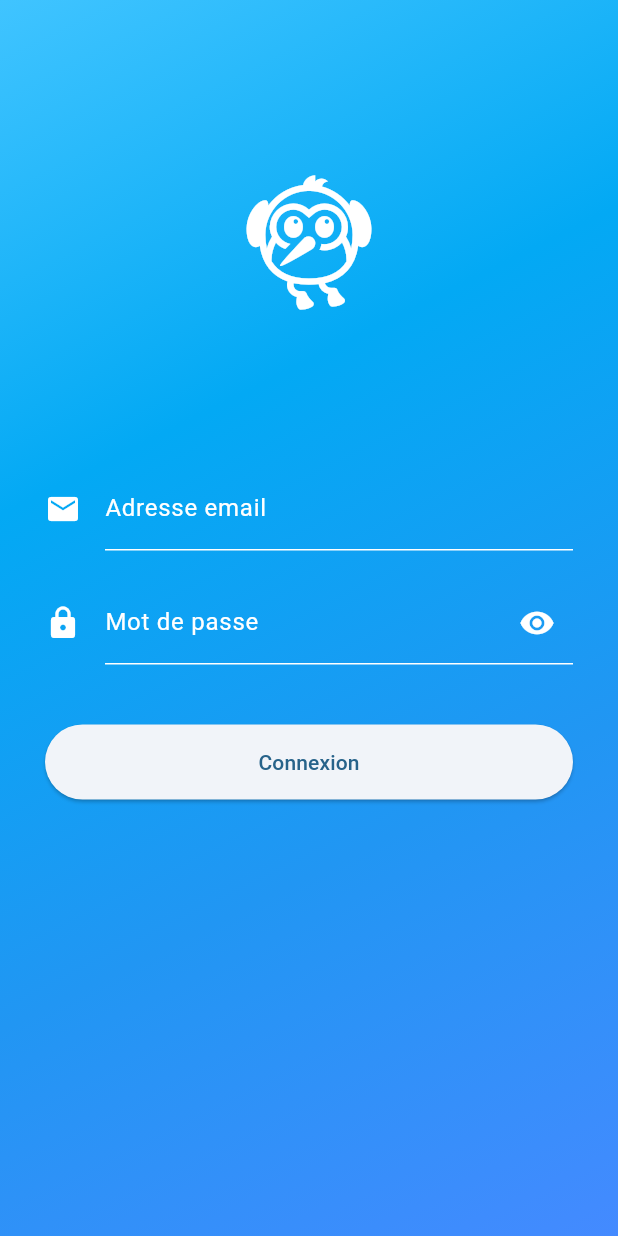
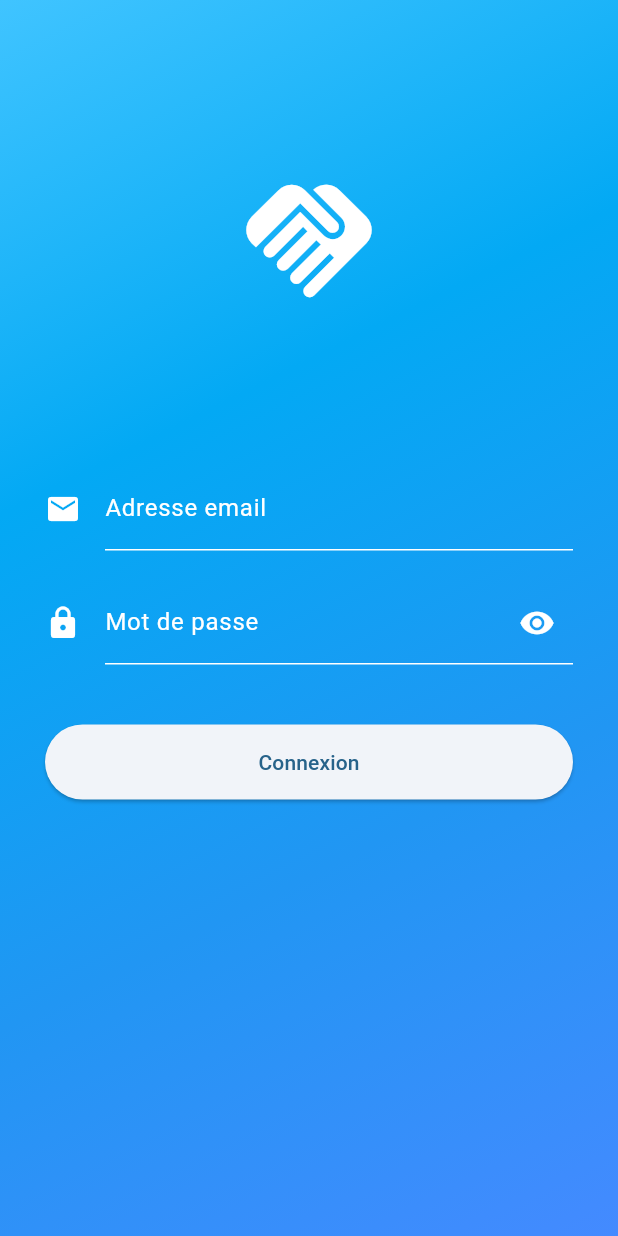
Before and after one commit to mathis47000/info-dom, a Flutter app: the screen it shows after launch, on a phone screen of 412 x 824 dp. Run offline on Flutter 3.47's test engine with Material 2 defaults, Android fonts, the phone set to English and light mode, and no system bars; our stand-ins replace bloc, equatable, flutter_bloc.

Commit message:
bloc pattern done and icon change

```diff
--- /dev/null
+++ b/lib/blocs/login/login_bloc.dart
@@ -0,0 +1,15 @@
+import 'package:bloc/bloc.dart';
+import 'package:equatable/equatable.dart';
+
+part 'login_event.dart';
+part 'login_state.dart';
+
+class LoginBloc extends Bloc<LoginEvent, LoginState> {
+  LoginBloc() : super(const LoginInitial(true)) {
+    on<TogglePassword>((event, emit) {
+      if (state is LoginInitial) {
+        emit(LoginInitial(!(state as LoginInitial).isObscure));
+      }
+    });
+  }
+}
--- /dev/null
+++ b/lib/blocs/login/login_event.dart
@@ -0,0 +1,10 @@
+part of 'login_bloc.dart';
+
+abstract class LoginEvent extends Equatable {
+  const LoginEvent();
+
+  @override
+  List<Object> get props => [];
+}
+
+class TogglePassword extends LoginEvent {}
--- /dev/null
+++ b/lib/blocs/login/login_state.dart
@@ -0,0 +1,25 @@
+part of 'login_bloc.dart';
+
+abstract class LoginState extends Equatable {
+  const LoginState();
+
+  @override
+  List<Object> get props => [];
+}
+
+class LoginInitial extends LoginState {
+  final bool isObscure;
+
+  const LoginInitial(this.isObscure);
+
+  @override
+  List<Object> get props => [isObscure];
+}
+
+class LoginLoading extends LoginState {}
+
+class LoginSuccess extends LoginState {}
+
+class LoginFailure extends LoginState {}
+
+class LoginError extends LoginState {}
--- a/lib/main.dart
+++ b/lib/main.dart
@@ -1,6 +1,8 @@
 import 'package:flutter/material.dart';
 import 'package:flutter/services.dart';
+import 'package:info_dom/blocs/login/login_bloc.dart';
 import 'package:info_dom/screens/login_page.dart';
+import 'package:flutter_bloc/flutter_bloc.dart';
 
 void main() {
   runApp(const MyApp());
@@ -15,14 +17,21 @@ class MyApp extends StatelessWidget {
   // This widget is the root of your application.
   @override
   Widget build(BuildContext context) {
-    return MaterialApp(
+    return MultiBlocProvider(
+      providers: [
+        BlocProvider(
+          create: (context) => LoginBloc(),
+        ),
+      ],
+      child: MaterialApp(
         title: 'Info Dom',
         debugShowCheckedModeBanner: false,
         theme: ThemeData(
           // color text button
           useMaterial3: true,
           //define color for material 3 from one color
-        colorScheme: ColorScheme.fromSeed(seedColor: Colors.lightBlue).copyWith(
+          colorScheme:
+              ColorScheme.fromSeed(seedColor: Colors.lightBlue).copyWith(
             secondary: Colors.white,
             background: Colors.lightBlue,
           ),
@@ -50,6 +59,7 @@ class MyApp extends StatelessWidget {
           visualDensity: VisualDensity.adaptivePlatformDensity,
         ),
         home: const LoginPage(),
+      ),
     );
   }
 }
--- a/lib/screens/home/home_page.dart
+++ b/lib/screens/home/home_page.dart
@@ -46,7 +46,7 @@ class _MyHomePageState extends State<HomePage> {
             },
           ),
         ],
-        leading: const Icon(Icons.flutter_dash),
+        leading: const Icon(Icons.handshake),
       ),
       body: LayoutBuilder(
         builder: (context, constraints) {
--- a/lib/screens/login_page.dart
+++ b/lib/screens/login_page.dart
@@ -1,5 +1,7 @@
 import 'package:flutter/material.dart';
+import 'package:info_dom/blocs/login/login_bloc.dart';
 import 'package:info_dom/screens/home/home_page.dart';
+import 'package:flutter_bloc/flutter_bloc.dart';
 
 class LoginPage extends StatefulWidget {
   const LoginPage({Key? key}) : super(key: key);
@@ -27,29 +29,38 @@ class _LoginPageState extends State<LoginPage> {
         decoration: const BoxDecoration(gradient: gradient),
         padding: const EdgeInsets.all(30),
         child: SafeArea(
-          child: Column(
+          child: BlocBuilder<LoginBloc, LoginState>(
+            builder: (context, state) {
+              return Column(
                 children: [
                   const Expanded(
                     flex: 2,
-                child: Icon(Icons.flutter_dash, size: 100, color: Colors.white),
+                    child:
+                        Icon(Icons.handshake, size: 100, color: Colors.white),
                   ),
                   const SizedBox(height: 20),
                   TextFormField(
                     style: const TextStyle(color: Colors.white),
                     decoration: const InputDecoration(
                       labelText: 'Adresse email',
-                  icon: Icon(Icons.email, color: Colors.white),
+                      icon: Icon(Icons.email),
                     ),
                     keyboardType: TextInputType.emailAddress,
                   ),
                   const SizedBox(height: 20),
                   TextFormField(
-                obscureText: true,
+                    obscureText: (state as LoginInitial).isObscure,
                     style: const TextStyle(color: Colors.white),
-                decoration: const InputDecoration(
+                    decoration: InputDecoration(
                       labelText: 'Mot de passe',
-                  icon: Icon(Icons.lock),
-                  suffixIcon: Icon(Icons.remove_red_eye),
+                      icon: const Icon(Icons.lock),
+                      suffixIcon: IconButton(
+                        icon: state.isObscure
+                            ? const Icon(Icons.visibility)
+                            : const Icon(Icons.visibility_off),
+                        onPressed: () =>
+                            context.read<LoginBloc>().add(TogglePassword()),
+                      ),
                     ),
                   ),
                   const SizedBox(height: 40),
@@ -70,6 +81,8 @@ class _LoginPageState extends State<LoginPage> {
                   ),
                   const Spacer(flex: 2)
                 ],
+              );
+            },
           ),
         ),
       ),
--- a/pubspec.yaml
+++ b/pubspec.yaml
@@ -36,6 +36,9 @@ dependencies:
   # The following adds the Cupertino Icons font to your application.
   # Use with the CupertinoIcons class for iOS style icons.
   cupertino_icons: ^1.0.2
+  flutter_bloc: ^8.1.1
+  bloc: ^8.1.0
+  equatable: ^2.0.5
 
 dev_dependencies:
   flutter_test:
```
Also changed, not shown: pubspec.lock. Lines whose indentation alone changed are shown as unchanged.
